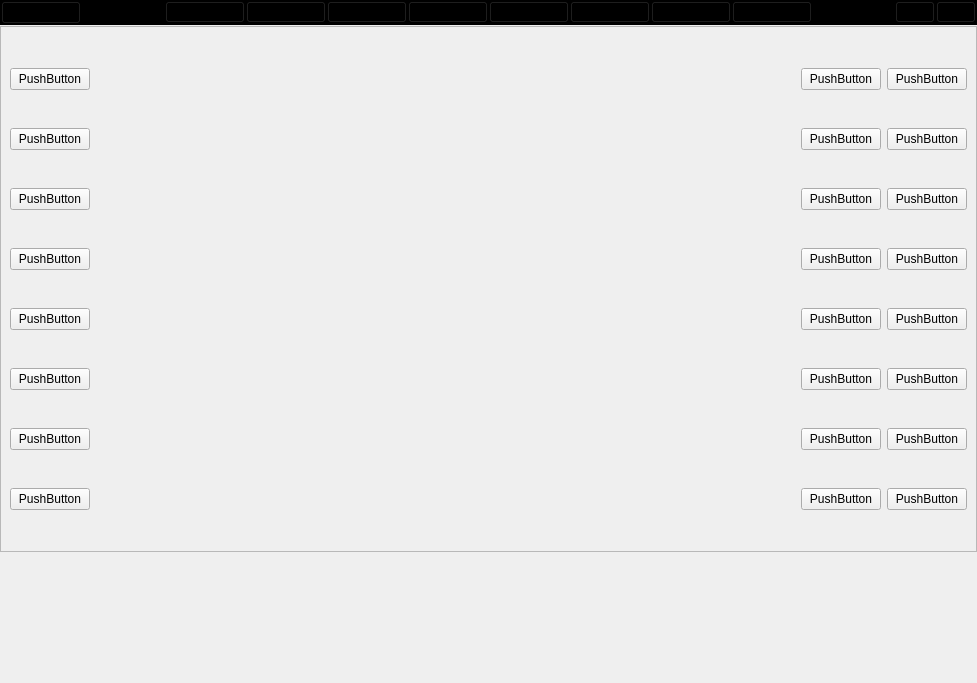
Above: mainwindow.ui from NOMAD1992/qtmenu before the change. Below: the same form after it.
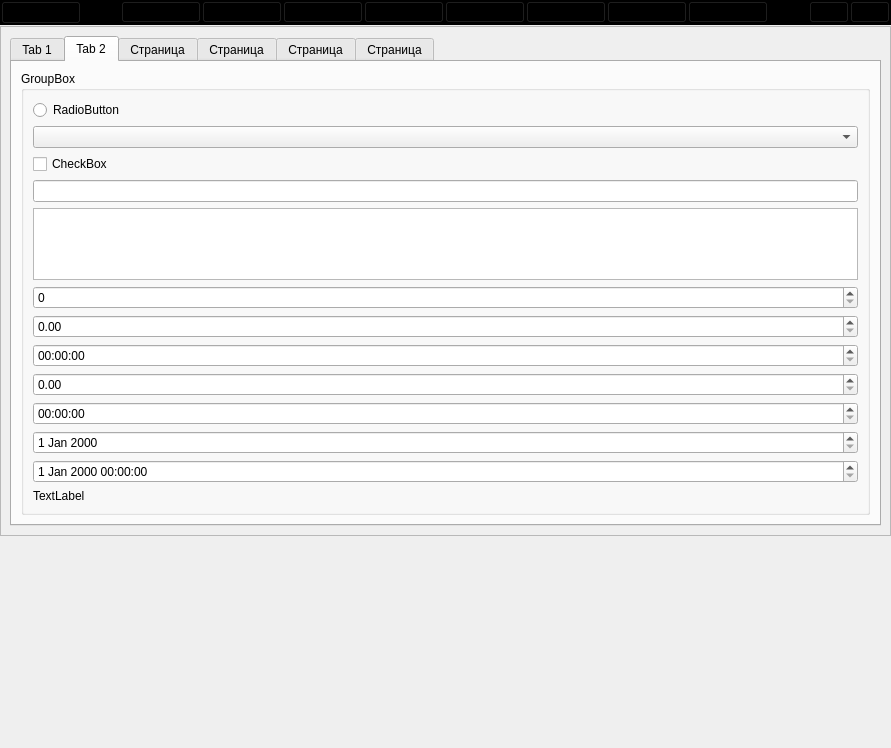
That is the form after the change. The open tabs and pages were chosen to show the change. Icons and pictures are not drawn.

What changed in the file:
```diff
--- a/mainwindow.ui
+++ b/mainwindow.ui
@@ -6,15 +6,15 @@
    <rect>
     <x>0</x>
     <y>0</y>
-    <width>977</width>
-    <height>683</height>
+    <width>891</width>
+    <height>748</height>
    </rect>
   </property>
   <property name="windowTitle">
    <string>MainWindow</string>
   </property>
   <widget class="QWidget" name="centralwidget">
-   <layout class="QVBoxLayout" name="verticalLayout" stretch="0,4,1">
+   <layout class="QVBoxLayout" name="verticalLayout" stretch="0,4,3">
     <property name="spacing">
      <number>1</number>
     </property>
@@ -183,6 +183,16 @@
       </property>
       <layout class="QVBoxLayout" name="verticalLayout_2">
        <item>
+        <widget class="QTabWidget" name="tabWidget">
+         <property name="currentIndex">
+          <number>0</number>
+         </property>
+         <widget class="QWidget" name="tab">
+          <attribute name="title">
+           <string>Tab 1</string>
+          </attribute>
+          <layout class="QVBoxLayout" name="verticalLayout_3">
+           <item>
         <layout class="QHBoxLayout" name="horizontalLayout_3">
          <item>
           <widget class="QPushButton" name="pushButton_7">
@@ -485,6 +495,126 @@
           </widget>
          </item>
         </layout>
+           </item>
+          </layout>
+         </widget>
+         <widget class="QWidget" name="tab_2">
+          <attribute name="title">
+           <string>Tab 2</string>
+          </attribute>
+          <layout class="QGridLayout" name="gridLayout">
+           <item row="0" column="0" colspan="2">
+            <widget class="QGroupBox" name="groupBox">
+             <property name="title">
+              <string>GroupBox</string>
+             </property>
+             <layout class="QVBoxLayout" name="verticalLayout_4">
+              <item>
+               <widget class="QRadioButton" name="radioButton">
+                <property name="text">
+                 <string>RadioButton</string>
+                </property>
+               </widget>
+              </item>
+              <item>
+               <widget class="QComboBox" name="comboBox"/>
+              </item>
+              <item>
+               <widget class="QCheckBox" name="checkBox">
+                <property name="text">
+                 <string>CheckBox</string>
+                </property>
+               </widget>
+              </item>
+              <item>
+               <widget class="QLineEdit" name="lineEdit"/>
+              </item>
+              <item>
+               <widget class="QTextEdit" name="textEdit"/>
+              </item>
+              <item>
+               <widget class="QSpinBox" name="spinBox"/>
+              </item>
+              <item>
+               <widget class="QDoubleSpinBox" name="doubleSpinBox"/>
+              </item>
+              <item>
+               <widget class="QTimeEdit" name="timeEdit"/>
+              </item>
+              <item>
+               <widget class="QDoubleSpinBox" name="doubleSpinBox_2"/>
+              </item>
+              <item>
+               <widget class="QTimeEdit" name="timeEdit_2"/>
+              </item>
+              <item>
+               <widget class="QDateEdit" name="dateEdit"/>
+              </item>
+              <item>
+               <widget class="QDateTimeEdit" name="dateTimeEdit"/>
+              </item>
+              <item>
+               <widget class="QLabel" name="label">
+                <property name="text">
+                 <string>TextLabel</string>
+                </property>
+               </widget>
+              </item>
+             </layout>
+            </widget>
+           </item>
+          </layout>
+         </widget>
+         <widget class="QWidget" name="tab_3">
+          <attribute name="title">
+           <string>Страница</string>
+          </attribute>
+          <layout class="QHBoxLayout" name="horizontalLayout_9">
+           <item>
+            <widget class="QListView" name="listView"/>
+           </item>
+           <item>
+            <widget class="QTreeView" name="treeView"/>
+           </item>
+          </layout>
+         </widget>
+         <widget class="QWidget" name="tab_4">
+          <attribute name="title">
+           <string>Страница</string>
+          </attribute>
+          <layout class="QHBoxLayout" name="horizontalLayout_10">
+           <item>
+            <widget class="QTableView" name="tableView"/>
+           </item>
+           <item>
+            <widget class="QColumnView" name="columnView"/>
+           </item>
+          </layout>
+         </widget>
+         <widget class="QWidget" name="tab_5">
+          <attribute name="title">
+           <string>Страница</string>
+          </attribute>
+          <layout class="QHBoxLayout" name="horizontalLayout_11">
+           <item>
+            <widget class="QUndoView" name="undoView"/>
+           </item>
+           <item>
+            <widget class="QListWidget" name="listWidget"/>
+           </item>
+          </layout>
+         </widget>
+         <widget class="QWidget" name="tab_6">
+          <attribute name="title">
+           <string>Страница</string>
+          </attribute>
+          <layout class="QVBoxLayout" name="verticalLayout_5">
+           <item>
+            <widget class="QTableWidget" name="tableWidget"/>
+           </item>
+          </layout>
+         </widget>
+        </widget>
        </item>
       </layout>
      </widget>
```
Lines whose indentation alone changed are shown as unchanged.
